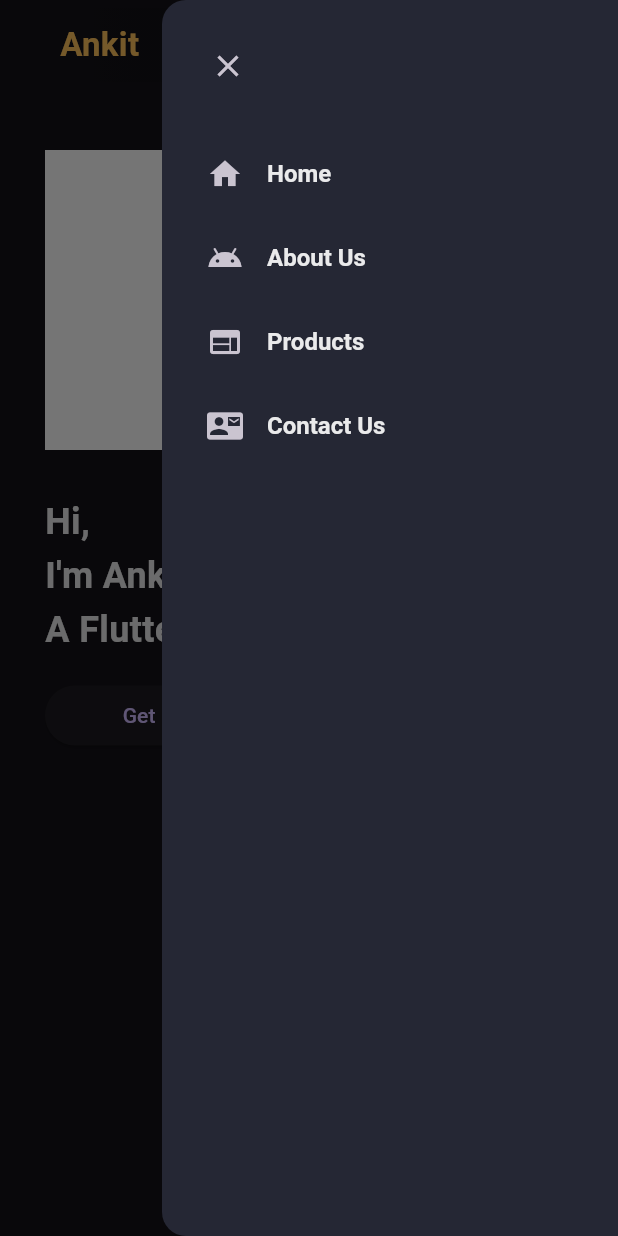
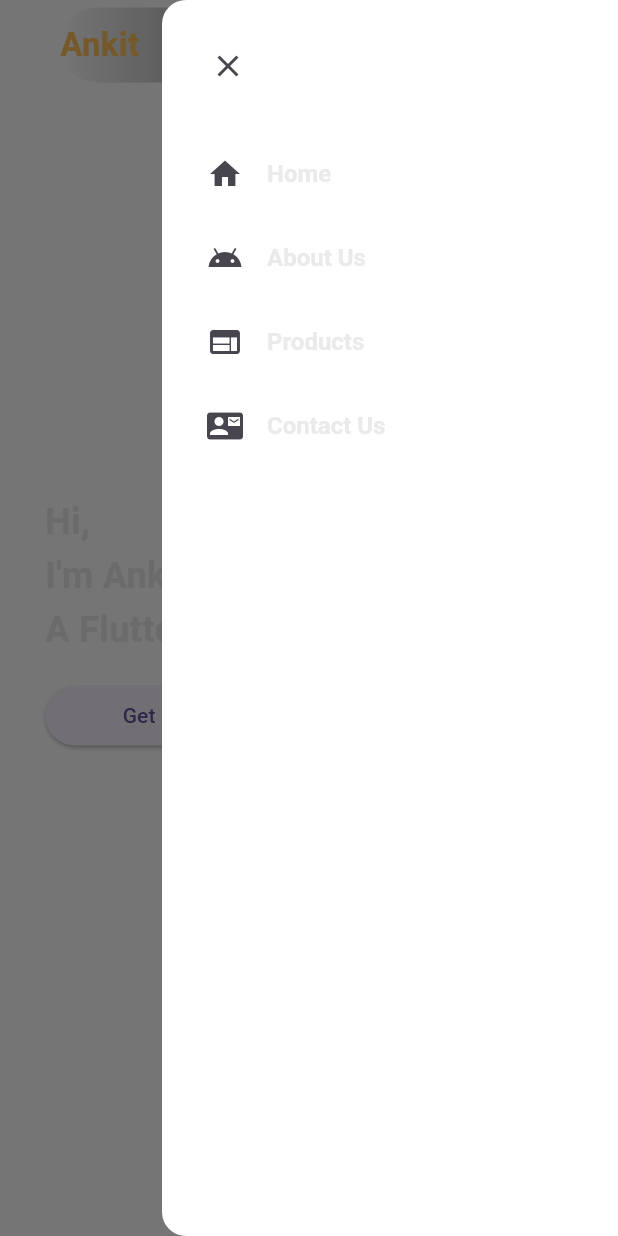
Before and after one commit to Akn24/insoft_app, a Flutter app: the screen it shows after launch, in the side drawer, after a tap on "Get in touch", on a phone screen of 412 x 824 dp. Run offline on Flutter 3.47's test engine with Material 3 defaults, Android fonts, the phone set to English and light mode, and no system bars; our stand-ins replace flutter_svg; network calls fail.

Commit message:
Added Contact Page with coloring start

```diff
--- a/lib/constants/colors.dart
+++ b/lib/constants/colors.dart
@@ -1,7 +1,9 @@
 import 'dart:ui';
 
-class CustomColor{
-  static const Color scaffoldBg = Color(0xff252734);
+import 'package:flutter/material.dart';
+
+class CustomColor {
+  static const Color scaffoldBg = Colors.white;
   static const Color bgLight1 = Color(0xff333646);
   static const Color bgLight2 = Color(0xff424657);
   static const Color textFieldBg = Color(0xffC8C9CE);
--- a/lib/main.dart
+++ b/lib/main.dart
@@ -13,7 +13,7 @@ class MyApp extends StatelessWidget {
     return MaterialApp(
       debugShowCheckedModeBanner: false,
       title: 'Company Web',
-      theme: ThemeData.dark(),
+      theme: ThemeData.light(),
       home: const HomePage(),
     );
   }
--- a/lib/pages/home_page.dart
+++ b/lib/pages/home_page.dart
@@ -2,6 +2,7 @@ import 'package:demo_app/constants/colors.dart';
 import 'package:demo_app/constants/size.dart';
 import 'package:demo_app/widgets/aboutus_desktop.dart';
 import 'package:demo_app/widgets/aboutus_mobile.dart';
+import 'package:demo_app/widgets/contact_section.dart';
 import 'package:demo_app/widgets/drawer_mobile.dart';
 import 'package:demo_app/widgets/header_desktop.dart';
 import 'package:demo_app/widgets/header_mobile.dart';
@@ -24,7 +25,7 @@ class _HomePageState extends State<HomePage> {
     return LayoutBuilder(builder: (context, constraints) {
       return Scaffold(
           key: scaffoldKey,
-          backgroundColor: Theme.of(context).scaffoldBackgroundColor,
+          backgroundColor: CustomColor.scaffoldBg,
           endDrawer: constraints.maxWidth >= kMinDesktopWidth
               ? null
               : const DrawerMobile(),
@@ -54,11 +55,7 @@ class _HomePageState extends State<HomePage> {
               const ProductsServices(),
 
               //Contact Us
-              Container(
-                height: 500,
-                width: double.maxFinite,
-                color: Colors.blueGrey,
-              ),
+              const ContactUs()
             ],
           ));
     });
--- a/lib/widgets/aboutus_desktop.dart
+++ b/lib/widgets/aboutus_desktop.dart
@@ -10,16 +10,16 @@ class AboutUsDesktop extends StatelessWidget {
     double screenWidth = MediaQuery.sizeOf(context).width;
     return Container(
       width: screenWidth,
-      color: Colors.green,
+      color: CustomColor.scaffoldBg,
       padding: const EdgeInsets.fromLTRB(25, 20, 25, 60),
       child: Column(
         children: [
           const Text(
             "About Us",
             style: TextStyle(
-                fontSize: 24,
-                fontWeight: FontWeight.bold,
-                color: CustomColor.whitePrimary),
+              fontSize: 24,
+              fontWeight: FontWeight.bold,
+            ),
           ),
           Row(
             children: [
--- /dev/null
+++ b/lib/widgets/contact_section.dart
@@ -0,0 +1,100 @@
+import 'package:demo_app/constants/size.dart';
+import 'package:flutter/material.dart';
+
+import '../constants/colors.dart';
+import 'custom_text_field.dart';
+
+class ContactUs extends StatelessWidget {
+  const ContactUs({super.key});
+
+  @override
+  Widget build(BuildContext context) {
+    return Container(
+      padding: const EdgeInsets.fromLTRB(25, 20, 25, 60),
+      color: CustomColor.scaffoldBg,
+      child: Column(
+        children: [
+          const Text(
+            "Get in touch",
+            style: TextStyle(
+                fontWeight: FontWeight.bold,
+                fontSize: 24,
+                color: CustomColor.whitePrimary),
+          ),
+          const SizedBox(
+            height: 50,
+          ),
+          ConstrainedBox(
+              constraints: const BoxConstraints(maxWidth: 700, maxHeight: 100),
+              child: LayoutBuilder(builder: (context, constraints) {
+                if (constraints.maxWidth >= kMinDesktopWidth) {
+                  return buildNameEmailFieldsDesktop();
+                }
+                return buildNameEmailFieldsMobile();
+              })),
+          const SizedBox(
+            height: 15,
+          ),
+          ConstrainedBox(
+            constraints: const BoxConstraints(maxWidth: 700),
+            child: const CustomTextField(
+              hintText: "Your Message",
+              maxLines: 5,
+            ),
+          ),
+          const SizedBox(
+            height: 20,
+          ),
+          ConstrainedBox(
+            constraints: const BoxConstraints(maxWidth: 700),
+            child: SizedBox(
+              width: double.maxFinite,
+              child: ElevatedButton(
+                  onPressed: () {}, child: const Text("Get in touch")),
+            ),
+          )
+        ],
+      ),
+    );
+  }
+
+  Row buildNameEmailFieldsDesktop() {
+    return const Row(
+      children: [
+        Flexible(
+          child: CustomTextField(
+            hintText: "Your Name",
+          ),
+        ),
+        SizedBox(
+          width: 15,
+        ),
+        Flexible(
+          child: CustomTextField(
+            hintText: "Your Email",
+          ),
+        ),
+      ],
+    );
+  }
+
+  Column buildNameEmailFieldsMobile() {
+    return const Column(
+      children: [
+        Flexible(
+          child: CustomTextField(
+            hintText: "Your Name",
+          ),
+        ),
+        SizedBox(
+          height: 15,
+        ),
+        Flexible(
+          child: CustomTextField(
+            hintText: "Your Email",
+          ),
+        ),
+      ],
+    );
+  }
+}
--- /dev/null
+++ b/lib/widgets/custom_text_field.dart
@@ -0,0 +1,41 @@
+import 'package:flutter/material.dart';
+
+import '../constants/colors.dart';
+
+class CustomTextField extends StatelessWidget {
+  const CustomTextField({
+    super.key,
+    this.controller,
+    this.maxLines = 1,
+    this.hintText,
+  });
+
+  final TextEditingController? controller;
+  final int maxLines;
+  final String? hintText;
+
+  @override
+  Widget build(BuildContext context) {
+    return TextField(
+      controller: controller,
+      maxLines: maxLines,
+      style: const TextStyle(
+        color: CustomColor.scaffoldBg,
+      ),
+      decoration: InputDecoration(
+          contentPadding: const EdgeInsets.all(16),
+          filled: true,
+          fillColor: CustomColor.whiteSecondary,
+          focusedBorder: getInputBorder,
+          enabledBorder: getInputBorder,
+          border: getInputBorder,
+          hintText: hintText,
+          hintStyle: const TextStyle(color: CustomColor.hintDark)),
+    );
+  }
+
+  OutlineInputBorder get getInputBorder {
+    return OutlineInputBorder(
+        borderRadius: BorderRadius.circular(10), borderSide: BorderSide.none);
+  }
+}
--- a/lib/widgets/main_desktop.dart
+++ b/lib/widgets/main_desktop.dart
@@ -11,7 +11,7 @@ class LandingPage extends StatelessWidget {
     double screenHeight = MediaQuery.sizeOf(context).height;
     return Container(
       margin: const EdgeInsets.symmetric(horizontal: 20),
-      height: screenHeight / 1.2,
+      height: screenHeight / 1.1,
       constraints: const BoxConstraints(minHeight: 350),
       child: Row(
         mainAxisAlignment: MainAxisAlignment.spaceEvenly,
--- a/lib/widgets/products_desktop.dart
+++ b/lib/widgets/products_desktop.dart
@@ -11,7 +11,7 @@ class ProductsServices extends StatelessWidget {
     double screenWidth = MediaQuery.sizeOf(context).width;
     return Container(
       width: screenWidth,
-      color: Colors.black,
+      color: CustomColor.scaffoldBg,
       padding: const EdgeInsets.fromLTRB(25, 20, 25, 60),
       child: Column(
         children: [
```
